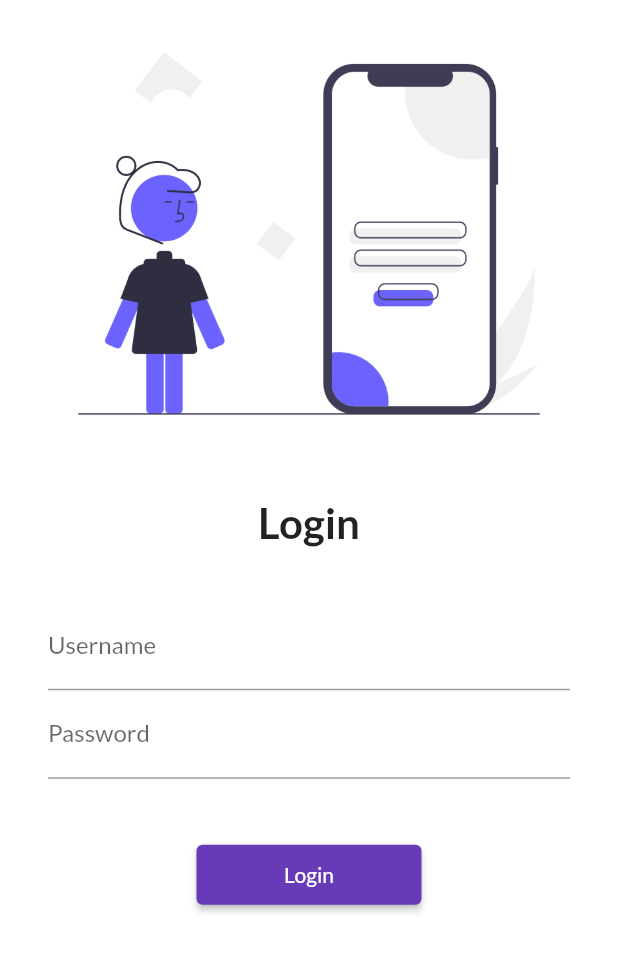
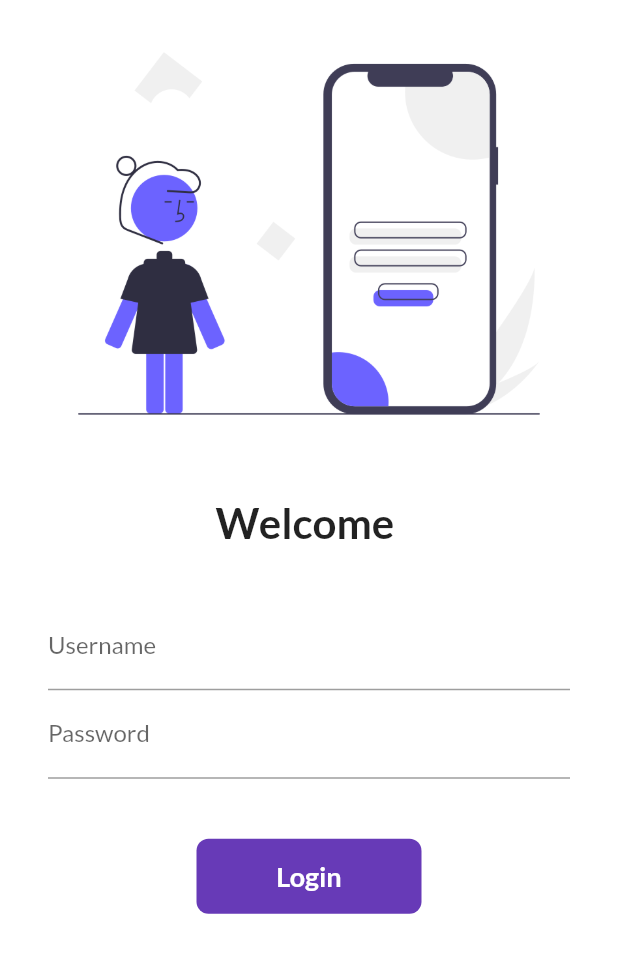
Before and after one commit to Yan-0/shopping_app, a Flutter app: the screen it shows after launch, on a phone screen of 412 x 824 dp. Shown: the top 953 px of the screen. Run offline on Flutter 3.47's test engine with Material 2 defaults, Android fonts, the phone set to English and light mode, and no system bars; our stand-ins replace google_fonts.

Commit message:
Day 6 Completed

```diff
--- a/lib/Screens/login.dart
+++ b/lib/Screens/login.dart
@@ -1,7 +1,15 @@
 import 'package:flutter/material.dart';
 import 'package:flutter_app/utils/routes.dart';
 
-class Login extends StatelessWidget {
+class Login extends StatefulWidget {
+  @override
+  State<Login> createState() => _LoginState();
+}
+
+class _LoginState extends State<Login> {
+  String name = "";
+  bool changeButton = false;
+
   @override
   Widget build(BuildContext context) {
     return Material(
@@ -17,7 +25,7 @@ class Login extends StatelessWidget {
               height: 20.0,
             ),
             Text(
-              "Login",
+              "Welcome $name",
               style: TextStyle(
                 fontSize: 28,
                 fontWeight: FontWeight.bold,
@@ -36,6 +44,10 @@ class Login extends StatelessWidget {
                       hintText: "Enter username",
                       labelText: "Username",
                     ),
+                    onChanged: (value) {
+                      name = value;
+                      setState(() {});
+                    },
                   ),
                   TextFormField(
                     obscureText: true,
@@ -47,13 +59,47 @@ class Login extends StatelessWidget {
                   SizedBox(
                     height: 40.0,
                   ),
-                  ElevatedButton(
-                    child: Text("Login"),
-                    style: TextButton.styleFrom(minimumSize: Size(150, 40)),
-                    onPressed: () {
+                  InkWell(
+                    onTap: () async {
+                      setState(() {
+                        changeButton = true;
+                      });
+
+                      await Future.delayed(Duration(seconds: 1));
                       Navigator.pushNamed(context, MyRoutes.homeRoute);
                     },
-                  ),
+                    child: AnimatedContainer(
+                      duration: Duration(seconds: 1),
+                      width: changeButton ? 50 : 150,
+                      height: 50,
+                      alignment: Alignment.center,
+                      child: changeButton
+                          ? Icon(
+                              Icons.done,
+                              color: Colors.white,
+                            )
+                          : Text(
+                              "Login",
+                              style: TextStyle(
+                                fontSize: 18,
+                                fontWeight: FontWeight.bold,
+                                color: Colors.white,
+                              ),
+                            ),
+                      decoration: BoxDecoration(
+                        color: Colors.deepPurple,
+                        borderRadius:
+                            BorderRadius.circular(changeButton ? 50 : 8),
+                      ),
+                    ),
+                  )
+                  // ElevatedButton(
+                  //   child: Text("Login"),
+                  //   style: TextButton.styleFrom(minimumSize: Size(150, 40)),
+                  //   onPressed: () {
+                  //     Navigator.pushNamed(context, MyRoutes.homeRoute);
+                  //   },
+                  // ),
                 ],
               ),
             ),
```
